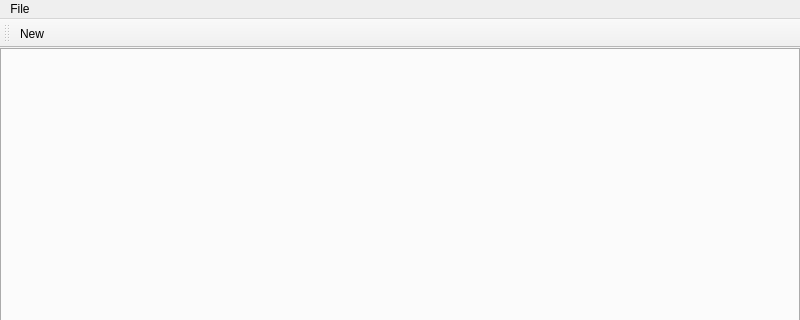
First picture: the form in notepad.ui, repository victorbnl/notepad-sharp, before the edit; both pictures show x 0 to 800 and y 0 to 320 of the 800 by 600 pixel window.
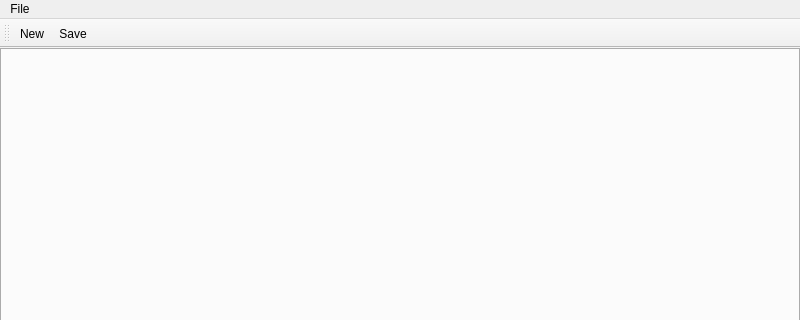
Second picture: the form after the edit.

Diff of the .ui file:
```diff
--- a/notepad.ui
+++ b/notepad.ui
@@ -61,6 +61,7 @@
     <bool>false</bool>
    </attribute>
    <addaction name="actionNew"/>
+   <addaction name="actionSave"/>
   </widget>
   <action name="actionNew">
    <property name="text">
@@ -70,6 +71,14 @@
     <string>Ctrl+N</string>
    </property>
   </action>
+  <action name="actionSave">
+   <property name="text">
+    <string>Save</string>
+   </property>
+   <property name="shortcut">
+    <string>Ctrl+S</string>
+   </property>
+  </action>
  </widget>
  <resources/>
  <connections>
```
Left out of the diff: 1 changed line with no effect on the pictures.
